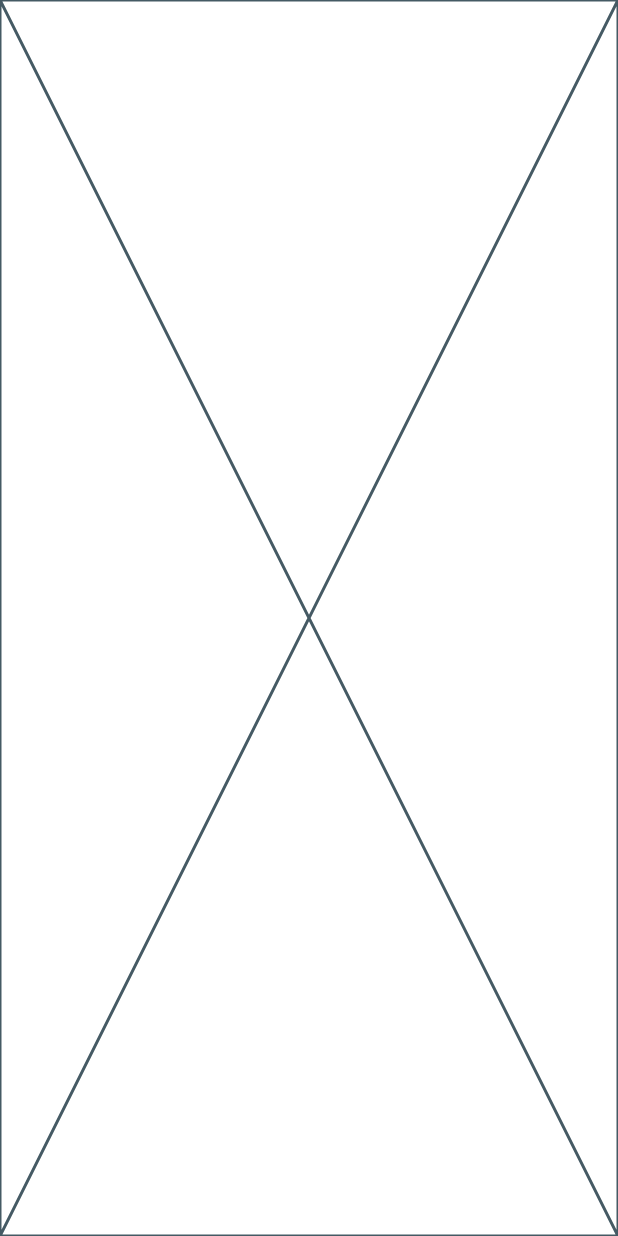
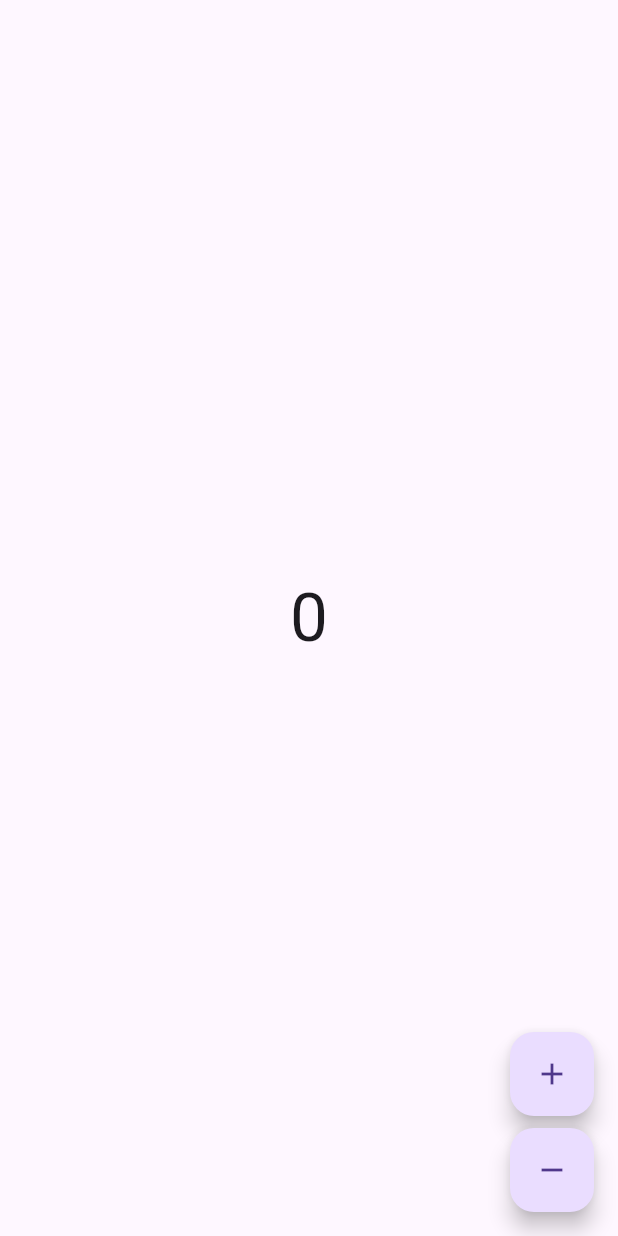
Before and after one commit to Mohsin0700/Learning_Block_Architecture_Flutter, a Flutter app: the screen it shows after launch, on a phone screen of 412 x 824 dp. Run offline on Flutter 3.47's test engine with Material 3 defaults, Android fonts, the phone set to English and light mode, and no system bars; our stand-ins replace bloc, flutter_bloc.

Commit message:
Second Example Completed

```diff
--- a/lib/main.dart
+++ b/lib/main.dart
@@ -1,13 +1,14 @@
 import 'package:flutter/material.dart';
 import 'package:flutter_bloc/flutter_bloc.dart';
 import 'package:learning_block/mini_apps/counter_app/counter_cubit.dart';
-import 'package:learning_block/mini_apps/counter_app/counter_view.dart';
+// import 'package:learning_block/mini_apps/counter_app/counter_view.dart';
 import 'package:learning_block/mini_apps/counter_two/counter.dart';
 import 'package:learning_block/mini_apps/counter_two/counter_observer.dart';
 
 void main() {
   Bloc.observer = CounterObserver();
-  runApp(const MyApp());
+  // runApp(const MyApp());
+  runApp(Counter());
 }
 
 class MyApp extends StatelessWidget {
--- a/lib/mini_apps/counter_two/counter.dart
+++ b/lib/mini_apps/counter_two/counter.dart
@@ -1,10 +1,6 @@
 import 'package:flutter/material.dart';
+import 'package:learning_block/mini_apps/counter_two/views/counter_page.dart';
 
-class Counter extends StatelessWidget {
-  const Counter({super.key});
-
-  @override
-  Widget build(BuildContext context) {
-    return const Placeholder();
-  }
+class Counter extends MaterialApp {
+  Counter({super.key}) : super(home: CounterPage());
 }
--- /dev/null
+++ b/lib/mini_apps/counter_two/cubits/counter_cube.dart
@@ -0,0 +1,15 @@
+import 'package:bloc/bloc.dart';
+
+/// {@template counter_cubit}
+/// A [Cubit] which manages an [int] as its state.
+/// {@endtemplate}
+class CounterCube extends Cubit<int> {
+  /// {@macro counter_cubit}
+  CounterCube() : super(0);
+
+  /// Add 1 to the current state.
+  void increment() => emit(state + 1);
+
+  /// Subtract 1 from the current state.
+  void decrement() => emit(state - 1);
+}
--- /dev/null
+++ b/lib/mini_apps/counter_two/views/counter_page.dart
@@ -0,0 +1,13 @@
+import 'package:flutter/material.dart';
+import 'package:flutter_bloc/flutter_bloc.dart';
+import 'package:learning_block/mini_apps/counter_two/cubits/counter_cube.dart';
+import 'package:learning_block/mini_apps/counter_two/views/counter_view.dart';
+
+class CounterPage extends StatelessWidget {
+  const CounterPage({super.key});
+
+  @override
+  Widget build(BuildContext context) {
+    return BlocProvider(create: (_) => CounterCube(), child: CounterView());
+  }
+}
--- /dev/null
+++ b/lib/mini_apps/counter_two/views/counter_view.dart
@@ -0,0 +1,43 @@
+import 'package:flutter/material.dart';
+import 'package:flutter_bloc/flutter_bloc.dart';
+import 'package:learning_block/mini_apps/counter_two/cubits/counter_cube.dart';
+
+/// {@template counter_view}
+/// A [StatelessWidget] which reacts to the provided
+/// [CounterCubit] state and notifies it in response to user input.
+/// {@endtemplate}
+class CounterView extends StatelessWidget {
+  /// {@macro counter_view}
+  const CounterView({super.key});
+
+  @override
+  Widget build(BuildContext context) {
+    final textTheme = Theme.of(context).textTheme;
+    return Scaffold(
+      body: Center(
+        child: BlocBuilder<CounterCube, int>(
+          builder: (context, state) {
+            return Text('$state', style: textTheme.displayMedium);
+          },
+        ),
+      ),
+      floatingActionButton: Column(
+        mainAxisAlignment: MainAxisAlignment.end,
+        crossAxisAlignment: CrossAxisAlignment.end,
+        children: <Widget>[
+          FloatingActionButton(
+            key: const Key('counterView_increment_floatingActionButton'),
+            child: const Icon(Icons.add),
+            onPressed: () => context.read<CounterCube>().increment(),
+          ),
+          const SizedBox(height: 8),
+          FloatingActionButton(
+            key: const Key('counterView_decrement_floatingActionButton'),
+            child: const Icon(Icons.remove),
+            onPressed: () => context.read<CounterCube>().decrement(),
+          ),
+        ],
+      ),
+    );
+  }
+}
```
